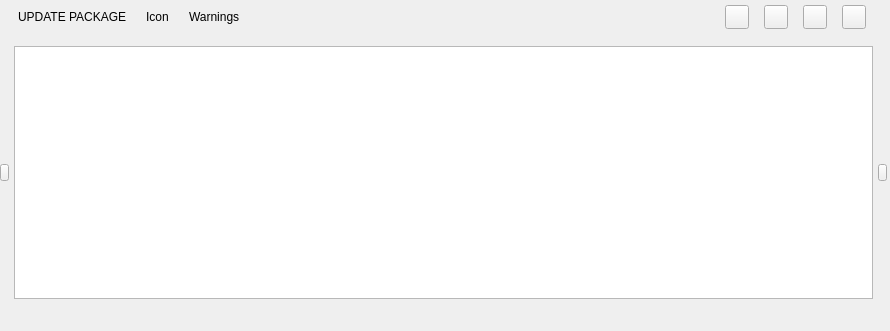
First picture: the form in opensyde_tool/src/system_views/system_update/C_SyvUpUpdatePackageWidget.ui, repository openSYDE/openSYDE, before the edit.
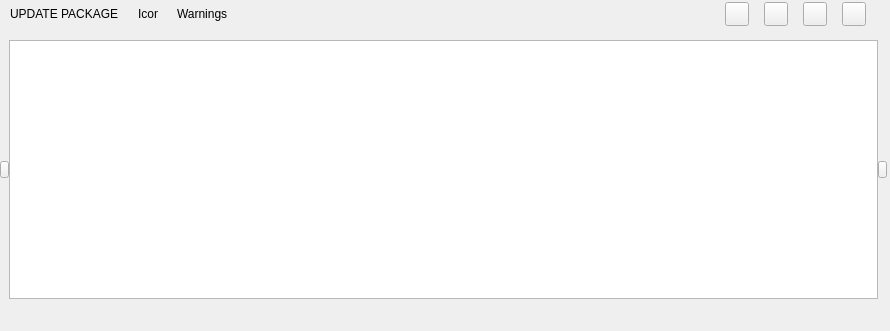
Second picture: the form after the edit. Icons and pictures are not drawn. Custom widgets are drawn as their Qt base class.

The edit to the form file:
```diff
--- a/opensyde_tool/src/system_views/system_update/C_SyvUpUpdatePackageWidget.ui
+++ b/opensyde_tool/src/system_views/system_update/C_SyvUpUpdatePackageWidget.ui
@@ -35,13 +35,13 @@
       <number>19</number>
      </property>
      <property name="leftMargin">
-      <number>18</number>
+      <number>10</number>
      </property>
      <property name="rightMargin">
       <number>21</number>
      </property>
      <item>
-      <widget class="stw_opensyde_gui_elements::C_OgeLabHeadingWidget" name="pc_LabelTitle">
+      <widget class="stw_opensyde_gui_elements::C_OgeLabGenericNoPaddingNoMargins" name="pc_LabelTitle">
        <property name="text">
         <string>UPDATE PACKAGE</string>
        </property>
@@ -51,14 +51,14 @@
       <widget class="stw_opensyde_gui_elements::C_OgeLabSvgOnly" name="pc_LabelStateIcon">
        <property name="minimumSize">
         <size>
-         <width>24</width>
-         <height>24</height>
+         <width>20</width>
+         <height>20</height>
         </size>
        </property>
        <property name="maximumSize">
         <size>
-         <width>24</width>
-         <height>24</height>
+         <width>20</width>
+         <height>20</height>
         </size>
        </property>
        <property name="text">
@@ -81,7 +81,7 @@
        <property name="sizeHint" stdset="0">
         <size>
          <width>14</width>
-         <height>34</height>
+         <height>28</height>
         </size>
        </property>
       </spacer>
@@ -121,6 +121,12 @@
            <disabledon>:/images/system_views/IconClearAllDisabled.svg</disabledon>
           </iconset>
          </property>
+         <property name="iconSize">
+          <size>
+           <width>16</width>
+           <height>16</height>
+          </size>
+         </property>
         </widget>
        </item>
        <item>
@@ -153,6 +159,12 @@
            <disabledon>:/images/system_views/IconImportDisabled.svg</disabledon>
           </iconset>
          </property>
+         <property name="iconSize">
+          <size>
+           <width>16</width>
+           <height>16</height>
+          </size>
+         </property>
         </widget>
        </item>
        <item>
@@ -185,6 +197,12 @@
            <disabledon>:/images/system_views/IconExportDisabled.svg</disabledon>
           </iconset>
          </property>
+         <property name="iconSize">
+          <size>
+           <width>16</width>
+           <height>16</height>
+          </size>
+         </property>
         </widget>
        </item>
        <item>
@@ -272,7 +290,7 @@
       <item>
        <layout class="QHBoxLayout" name="pc_HorizontalListLayout">
         <property name="spacing">
-         <number>5</number>
+         <number>0</number>
         </property>
         <item>
          <widget class="stw_opensyde_gui_elements::C_OgePubIconOnly" name="pc_PushButtonScrollLeft">
@@ -387,6 +405,16 @@
   </layout>
  </widget>
  <customwidgets>
+  <customwidget>
+   <class>stw_opensyde_gui_elements::C_OgeLabGenericNoPaddingNoMargins</class>
+   <extends>QLabel</extends>
+   <header>C_OgeLabGenericNoPaddingNoMargins.h</header>
+  </customwidget>
+  <customwidget>
+   <class>stw_opensyde_gui_elements::C_OgeLabSvgOnly</class>
+   <extends>QLabel</extends>
+   <header>C_OgeLabSvgOnly.h</header>
+  </customwidget>
   <customwidget>
    <class>stw_opensyde_gui_elements::C_OgePubIconOnly</class>
    <extends>QPushButton</extends>
@@ -403,11 +431,6 @@
    <header>C_OgeWiBopperle.h</header>
    <container>1</container>
   </customwidget>
-  <customwidget>
-   <class>stw_opensyde_gui_elements::C_OgeLabHeadingWidget</class>
-   <extends>QLabel</extends>
-   <header>C_OgeLabHeadingWidget.h</header>
-  </customwidget>
   <customwidget>
    <class>stw_opensyde_gui_elements::C_OgeLabStateInfo</class>
    <extends>QLabel</extends>
@@ -418,11 +441,6 @@
    <extends>QListWidget</extends>
    <header>C_SyvUpUpdatePackageListWidget.h</header>
   </customwidget>
-  <customwidget>
-   <class>stw_opensyde_gui_elements::C_OgeLabSvgOnly</class>
-   <extends>QLabel</extends>
-   <header>C_OgeLabSvgOnly.h</header>
-  </customwidget>
  </customwidgets>
  <resources>
   <include location="../../application.qrc"/>
```
